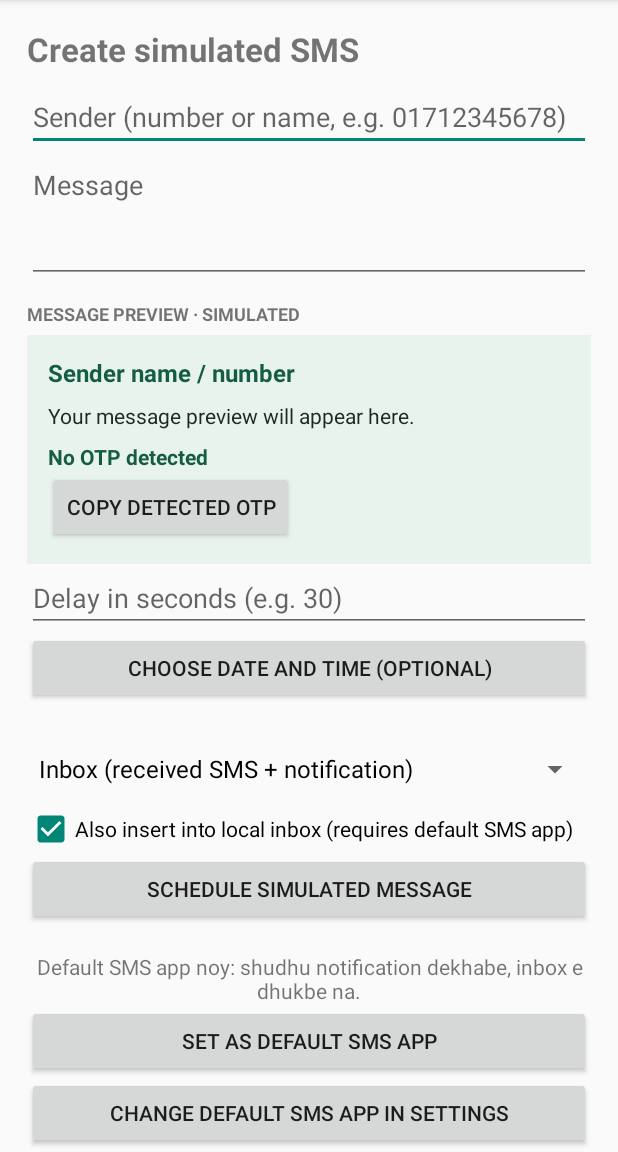
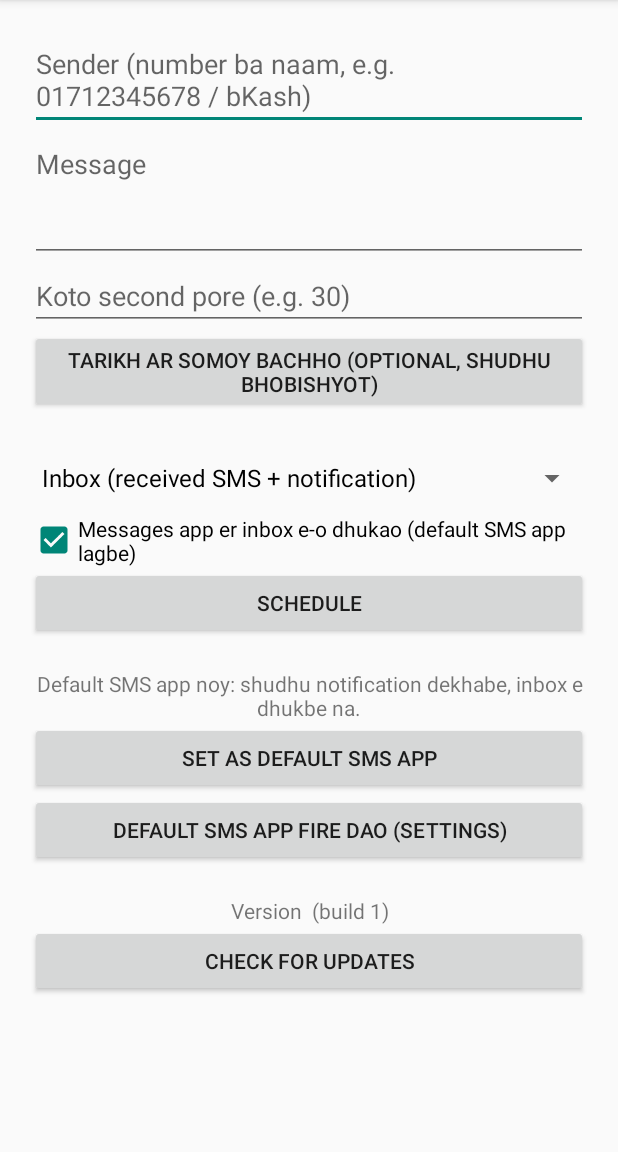
Before and after one commit to jabratl/FakeSmsPrank, an Android app: the screen it shows after launch (MainActivity), on a phone screen of 412 x 824 dp, the part 84-1236 px from its top. Run offline under Robolectric (Android 15) with nearby library versions, the phone set to English and light mode, and no system bars.

Commit message:
Auto-revert: build failed, source restored to v1.2.1-b7 (failed commit 92be16c)

```diff
--- a/app/build.gradle
+++ b/app/build.gradle
@@ -1,7 +1,7 @@
 plugins { id 'com.android.application' }
 
 // Version: change ONLY this line to bump the version (the workflow reads it).
-def appVersionName = "1.2.2"
+def appVersionName = "1.2.1"
 // versionCode = GitHub run number (always goes up, so Android accepts the update).
 def runNumber = (System.getenv("GITHUB_RUN_NUMBER") ?: "1").toInteger()
 
--- a/app/src/main/java/com/prank/fakesms/MainActivity.java
+++ b/app/src/main/java/com/prank/fakesms/MainActivity.java
@@ -24,8 +24,6 @@ import android.os.Bundle;
 import android.provider.Settings;
 import android.widget.EditText;
 import android.widget.Toast;
-import android.content.ClipboardManager;
-import android.content.ClipData;
 
 public class MainActivity extends Activity {
     private long pickedAt = 0;   // chosen delivery time (0 = use the seconds field)
@@ -41,37 +39,6 @@ public class MainActivity extends Activity {
         EditText sender = findViewById(R.id.sender);
         EditText msg = findViewById(R.id.msg);
         EditText delay = findViewById(R.id.delay);
-        TextView previewSender = findViewById(R.id.previewSender);
-        TextView previewMessage = findViewById(R.id.previewMessage);
-        TextView previewOtp = findViewById(R.id.previewOtp);
-        Runnable refreshPreview = () -> {
-            String currentSender = sender.getText().toString().trim();
-            String currentMessage = msg.getText().toString().trim();
-            previewSender.setText(currentSender.isEmpty() ? "Sender name / number" : currentSender);
-            previewMessage.setText(currentMessage.isEmpty() ? "Your message preview will appear here." : currentMessage);
-            String code = Sms.extractOtp(currentMessage);
-            previewOtp.setText(code == null ? "No OTP detected" : "Detected code: " + code);
-            previewOtp.setTag(code);
-        };
-        sender.addTextChangedListener(new android.text.TextWatcher() {
-            public void beforeTextChanged(CharSequence s, int st, int c, int a) {}
-            public void onTextChanged(CharSequence s, int st, int before, int count) { refreshPreview.run(); }
-            public void afterTextChanged(android.text.Editable e) {}
-        });
-        msg.addTextChangedListener(new android.text.TextWatcher() {
-            public void beforeTextChanged(CharSequence s, int st, int c, int a) {}
-            public void onTextChanged(CharSequence s, int st, int before, int count) { refreshPreview.run(); }
-            public void afterTextChanged(android.text.Editable e) {}
-        });
-        refreshPreview.run();
-        findViewById(R.id.copyOtp).setOnClickListener(v -> {
-            Object tag = previewOtp.getTag();
-            if (tag instanceof String && !((String) tag).isEmpty()) {
-                ClipboardManager cm = (ClipboardManager) getSystemService(CLIPBOARD_SERVICE);
-                cm.setPrimaryClip(ClipData.newPlainText("OTP code", (String) tag));
-                Toast.makeText(this, "OTP copied", Toast.LENGTH_SHORT).show();
-            } else Toast.makeText(this, "No 4–8 digit OTP detected", Toast.LENGTH_SHORT).show();
-        });
 
         Spinner typeSp = findViewById(R.id.type);
         typeSp.setAdapter(new ArrayAdapter<>(this, android.R.layout.simple_spinner_dropdown_item,
--- a/app/src/main/java/com/prank/fakesms/NotifReceiver.java
+++ b/app/src/main/java/com/prank/fakesms/NotifReceiver.java
@@ -3,23 +3,10 @@ package com.prank.fakesms;
 import android.content.BroadcastReceiver;
 import android.content.Context;
 import android.content.Intent;
-import android.content.ClipboardManager;
-import android.content.ClipData;
-import android.widget.Toast;
 
 public class NotifReceiver extends BroadcastReceiver {
-    public static final String ACTION_COPY_OTP = "com.prank.fakesms.COPY_OTP";
     @Override
     public void onReceive(Context ctx, Intent intent) {
-        if (ACTION_COPY_OTP.equals(intent.getAction())) {
-            String otp = intent.getStringExtra("otp");
-            if (otp != null && !otp.isEmpty()) {
-                ClipboardManager cm = (ClipboardManager) ctx.getSystemService(Context.CLIPBOARD_SERVICE);
-                cm.setPrimaryClip(ClipData.newPlainText("OTP code", otp));
-                Toast.makeText(ctx, "Code copied", Toast.LENGTH_SHORT).show();
-            }
-            return;
-        }
         String sender = intent.getStringExtra("sender");
         String msg = intent.getStringExtra("msg");
         int id = intent.getIntExtra("id", 1);
--- a/app/src/main/java/com/prank/fakesms/Sms.java
+++ b/app/src/main/java/com/prank/fakesms/Sms.java
@@ -6,15 +6,11 @@ import android.app.PendingIntent;
 import android.content.ContentValues;
 import android.content.Context;
 import android.content.Intent;
-import android.content.ClipboardManager;
-import android.content.ClipData;
 import android.os.Build;
 import android.provider.Telephony;
 
 import androidx.core.app.NotificationCompat;
 import androidx.core.app.Person;
-import java.util.regex.Matcher;
-import java.util.regex.Pattern;
 
 public final class Sms {
     private Sms() {}
@@ -53,13 +49,6 @@ public final class Sms {
     /** A message that "failed to send". The time is always "now". */
     public static boolean insertFailed(Context c, String address, String body) {
         return insert(c, Telephony.Sms.CONTENT_URI, address, body, System.currentTimeMillis(), Telephony.Sms.MESSAGE_TYPE_FAILED, 1);
-    }
-
-    /** Finds a standalone 4-8 digit verification code in a message. */
-    public static String extractOtp(String msg) {
-        if (msg == null) return null;
-        Matcher m = Pattern.compile("(?<!\\d)(\\d{4,8})(?!\\d)").matcher(msg);
-        return m.find() ? m.group(1) : null;
     }
 
     /** SMS-style notification (sender name, text, time; tap opens the Messages app). */
@@ -101,15 +90,6 @@ public final class Sms {
                 .setDefaults(NotificationCompat.DEFAULT_ALL)
                 .setAutoCancel(true)
                 .setContentIntent(pi);
-        String otp = extractOtp(msg);
-        if (otp != null) {
-            Intent copy = new Intent(ctx, NotifReceiver.class);
-            copy.setAction(NotifReceiver.ACTION_COPY_OTP);
-            copy.putExtra("otp", otp);
-            PendingIntent copyPi = PendingIntent.getBroadcast(ctx, id + 100000,
-                    copy, PendingIntent.FLAG_IMMUTABLE | PendingIntent.FLAG_UPDATE_CURRENT);
-            nb.addAction(android.R.drawable.ic_menu_copy, "Copy code", copyPi);
-        }
         nm.notify(id, nb.build());
     }
 }
--- a/app/src/main/res/layout/activity_main.xml
+++ b/app/src/main/res/layout/activity_main.xml
@@ -1,41 +1,57 @@
 <?xml version="1.0" encoding="utf-8"?>
 <ScrollView xmlns:android="http://schemas.android.com/apk/res/android"
-    android:layout_width="match_parent" android:layout_height="match_parent">
-<LinearLayout android:layout_width="match_parent" android:layout_height="wrap_content"
-    android:orientation="vertical" android:padding="18dp">
-    <TextView android:layout_width="match_parent" android:layout_height="wrap_content"
-        android:text="Create simulated SMS" android:textSize="22sp" android:textStyle="bold" android:paddingBottom="8dp" />
-    <EditText android:id="@+id/sender" android:layout_width="match_parent" android:layout_height="wrap_content"
-        android:hint="Sender (number or name, e.g. 01712345678)" android:singleLine="true" />
-    <EditText android:id="@+id/msg" android:layout_width="match_parent" android:layout_height="wrap_content"
-        android:hint="Message" android:minLines="3" android:gravity="top" />
-    <TextView android:layout_width="match_parent" android:layout_height="wrap_content" android:text="MESSAGE PREVIEW · SIMULATED"
-        android:textStyle="bold" android:textSize="12sp" android:paddingTop="12dp" android:paddingBottom="6dp" />
-    <LinearLayout android:layout_width="match_parent" android:layout_height="wrap_content" android:orientation="vertical"
-        android:background="#E8F3ED" android:padding="14dp">
-        <TextView android:id="@+id/previewSender" android:layout_width="match_parent" android:layout_height="wrap_content"
-            android:text="Sender name / number" android:textColor="#145C43" android:textStyle="bold" android:textSize="16sp" />
-        <TextView android:id="@+id/previewMessage" android:layout_width="match_parent" android:layout_height="wrap_content"
-            android:text="Your message preview will appear here." android:textColor="#202820" android:paddingTop="8dp" />
-        <TextView android:id="@+id/previewOtp" android:layout_width="match_parent" android:layout_height="wrap_content"
-            android:text="No OTP detected" android:textColor="#145C43" android:textStyle="bold" android:paddingTop="8dp" />
-        <Button android:id="@+id/copyOtp" android:layout_width="wrap_content" android:layout_height="wrap_content" android:text="Copy detected OTP" />
-    </LinearLayout>
-    <EditText android:id="@+id/delay" android:layout_width="match_parent" android:layout_height="wrap_content"
-        android:hint="Delay in seconds (e.g. 30)" android:inputType="numberDecimal" />
-    <Button android:id="@+id/pick" android:layout_width="match_parent" android:layout_height="wrap_content"
-        android:text="Choose date and time (optional)" />
-    <TextView android:id="@+id/picked" android:layout_width="match_parent" android:layout_height="wrap_content" android:gravity="center" />
-    <Spinner android:id="@+id/type" android:layout_width="match_parent" android:layout_height="wrap_content" />
-    <CheckBox android:id="@+id/ins" android:layout_width="match_parent" android:layout_height="wrap_content" android:checked="true"
-        android:text="Also insert into local inbox (requires default SMS app)" />
-    <Button android:id="@+id/go" android:layout_width="match_parent" android:layout_height="wrap_content" android:text="Schedule simulated message" />
-    <View android:layout_width="match_parent" android:layout_height="18dp" />
-    <TextView android:id="@+id/dstat" android:layout_width="match_parent" android:layout_height="wrap_content" android:gravity="center" />
-    <Button android:id="@+id/dset" android:layout_width="match_parent" android:layout_height="wrap_content" android:text="Set as default SMS app" />
-    <Button android:id="@+id/dback" android:layout_width="match_parent" android:layout_height="wrap_content" android:text="Change default SMS app in Settings" />
-    <View android:layout_width="match_parent" android:layout_height="18dp" />
-    <TextView android:id="@+id/ver" android:layout_width="match_parent" android:layout_height="wrap_content" android:gravity="center" />
-    <Button android:id="@+id/upd" android:layout_width="match_parent" android:layout_height="wrap_content" android:text="Check for updates" />
+    android:layout_width="match_parent"
+    android:layout_height="match_parent">
+<LinearLayout
+    android:layout_width="match_parent"
+    android:layout_height="wrap_content"
+    android:orientation="vertical"
+    android:padding="20dp">
+
+    <EditText android:id="@+id/sender" android:layout_width="match_parent"
+        android:layout_height="wrap_content" android:hint="Sender (number ba naam, e.g. 01712345678 / bKash)" />
+
+    <EditText android:id="@+id/msg" android:layout_width="match_parent"
+        android:layout_height="wrap_content" android:hint="Message"
+        android:minLines="3" android:gravity="top" />
+
+    <EditText android:id="@+id/delay" android:layout_width="match_parent"
+        android:layout_height="wrap_content" android:hint="Koto second pore (e.g. 30)"
+        android:inputType="numberDecimal" />
+
+    <Button android:id="@+id/pick" android:layout_width="match_parent"
+        android:layout_height="wrap_content" android:text="Tarikh ar somoy bachho (optional, shudhu bhobishyot)" />
+
+    <TextView android:id="@+id/picked" android:layout_width="match_parent"
+        android:layout_height="wrap_content" android:gravity="center" />
+
+    <Spinner android:id="@+id/type" android:layout_width="match_parent"
+        android:layout_height="wrap_content" />
+
+    <CheckBox android:id="@+id/ins" android:layout_width="match_parent"
+        android:layout_height="wrap_content" android:checked="true"
+        android:text="Messages app er inbox e-o dhukao (default SMS app lagbe)" />
+
+    <Button android:id="@+id/go" android:layout_width="match_parent"
+        android:layout_height="wrap_content" android:text="Schedule" />
+
+    <View android:layout_width="match_parent" android:layout_height="20dp" />
+
+    <TextView android:id="@+id/dstat" android:layout_width="match_parent"
+        android:layout_height="wrap_content" android:gravity="center" />
+
+    <Button android:id="@+id/dset" android:layout_width="match_parent"
+        android:layout_height="wrap_content" android:text="Set as default SMS app" />
+
+    <Button android:id="@+id/dback" android:layout_width="match_parent"
+        android:layout_height="wrap_content" android:text="Default SMS app fire dao (Settings)" />
+
+    <View android:layout_width="match_parent" android:layout_height="20dp" />
+
+    <TextView android:id="@+id/ver" android:layout_width="match_parent"
+        android:layout_height="wrap_content" android:gravity="center" />
+
+    <Button android:id="@+id/upd" android:layout_width="match_parent"
+        android:layout_height="wrap_content" android:text="Check for updates" />
 </LinearLayout>
 </ScrollView>
```
Also changed, not shown: 1 other file.
